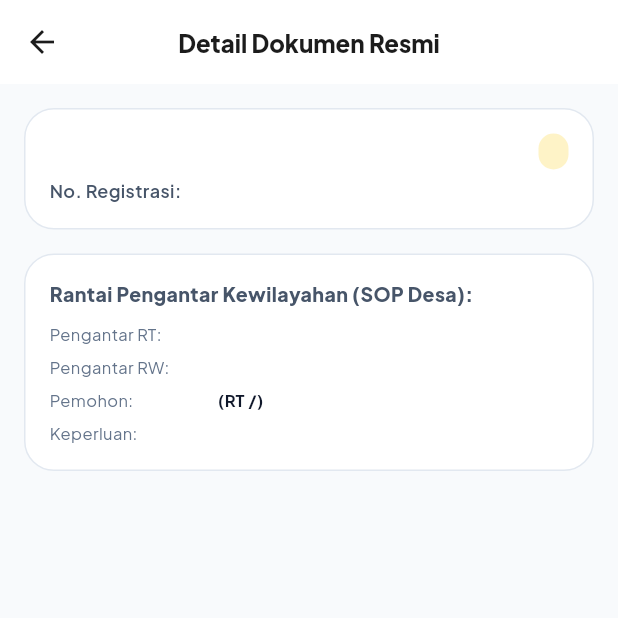
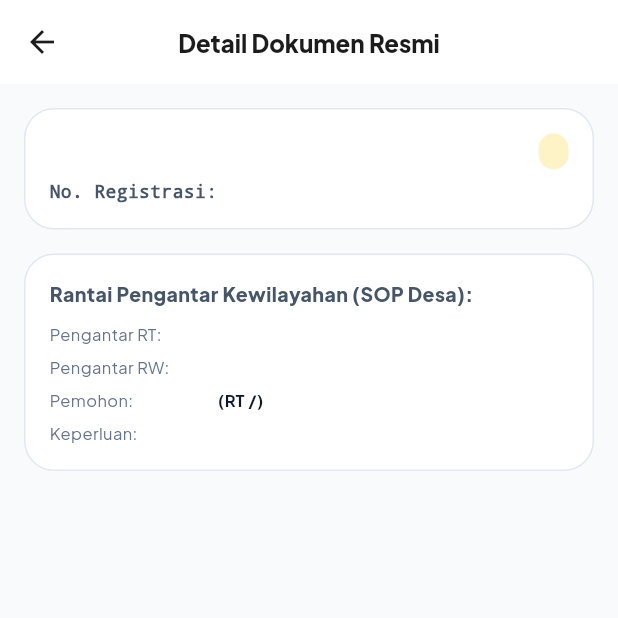
Before and after one commit to maoneart/GoDesa, a Flutter app: the SuratDetailScreen screen opened directly with empty values, on a phone screen of 412 x 824 dp, the top half of it. Run offline on Flutter 3.47's test engine with Material 3 defaults, Android fonts, the phone set to English and light mode, and no system bars; our stand-ins replace google_fonts, shared_preferences; accounts and stored records are empty; network calls fail.

Commit message:
fix: resolve GoogleFonts fontFamily parameter and icon sitemap member in flutter_godesa

```diff
--- a/flutter_godesa/lib/screens/home_screen.dart
+++ b/flutter_godesa/lib/screens/home_screen.dart
@@ -232,7 +232,7 @@ class _HomeScreenState extends State<HomeScreen> {
                       ),
                       Text(
                         user?.nik ?? '3216071405950001',
-                        style: GoogleFonts.plusJakartaSans(
+                        style: TextStyle(
                           color: Colors.white.withOpacity(0.85),
                           fontSize: 11,
                           fontFamily: 'monospace',
@@ -712,7 +712,7 @@ class _HomeScreenState extends State<HomeScreen> {
               const SizedBox(height: 16),
               _buildRoleOption('warga', 'Hermawan (Warga)', 'RT 003 / RW 001', Icons.person),
               _buildRoleOption('rt', 'Bpk. Sutisna (Ketua RT 003)', 'Pengantar RT 003 / RW 001', Icons.home_work),
-              _buildRoleOption('rw', 'Bpk. H. Warsito (Ketua RW 001)', 'Mengetahui Pengantar se-RW 001', Icons.sitemap),
+              _buildRoleOption('rw', 'Bpk. H. Warsito (Ketua RW 001)', 'Mengetahui Pengantar se-RW 001', Icons.account_tree_outlined),
               _buildRoleOption('sekdes', 'H. Muhammad Ridwan, S.AP', 'Sekretaris Desa (Sekdes)', Icons.admin_panel_settings),
               _buildRoleOption('staff', 'Rahmat Hidayat (Kasi Pelayanan)', 'Loket Verifikasi Desa', Icons.badge),
               _buildRoleOption('kades', 'H. Abdul Rohim, S.Sos', 'Kepala Desa Cibuntu (Approval & TTD)', Icons.how_to_reg),
--- a/flutter_godesa/lib/screens/profil/profil_screen.dart
+++ b/flutter_godesa/lib/screens/profil/profil_screen.dart
@@ -219,7 +219,7 @@ class _ProfilScreenState extends State<ProfilScreen> {
                       const SizedBox(height: 2),
                       Text(
                         ApiConfig.baseUrl,
-                        style: GoogleFonts.plusJakartaSans(fontSize: 11, fontWeight: FontWeight.w700, fontFamily: 'monospace'),
+                        style: const TextStyle(fontSize: 11, fontWeight: FontWeight.w700, fontFamily: 'monospace'),
                       ),
                     ],
                   ),
--- a/flutter_godesa/lib/screens/surat/surat_detail_screen.dart
+++ b/flutter_godesa/lib/screens/surat/surat_detail_screen.dart
@@ -163,11 +163,11 @@ class _SuratDetailScreenState extends State<SuratDetailScreen> {
                   const SizedBox(height: 6),
                   Text(
                     'No. Registrasi: ${_surat.nomorSurat}',
-                    style: GoogleFonts.plusJakartaSans(
+                    style: const TextStyle(
                       fontSize: 12,
                       fontFamily: 'monospace',
                       fontWeight: FontWeight.w600,
-                      color: const Color(0xFF475569),
+                      color: Color(0xFF475569),
                     ),
                   ),
                 ],
@@ -234,7 +234,7 @@ class _SuratDetailScreenState extends State<SuratDetailScreen> {
             if (role == 'rw' && _surat.status == 'diverifikasi_rt')
               _buildActionButton(
                 label: 'Sahkan Mengetahui RW',
-                icon: Icons.sitemap,
+                icon: Icons.account_tree_outlined,
                 color: const Color(0xFF4F46E5),
                 onTap: () => _handleAction('verifikasi_rw'),
               ),
--- a/flutter_godesa/lib/screens/surat/surat_list_screen.dart
+++ b/flutter_godesa/lib/screens/surat/surat_list_screen.dart
@@ -187,10 +187,10 @@ class _SuratListScreenState extends State<SuratListScreen> {
                             ),
                             Text(
                               item.nomorSurat,
-                              style: GoogleFonts.plusJakartaSans(
+                              style: const TextStyle(
                                 fontSize: 11,
                                 fontFamily: 'monospace',
-                                color: const Color(0xFF64748B),
+                                color: Color(0xFF64748B),
                               ),
                             ),
                           ],
--- a/flutter_godesa/lib/screens/warga/warga_directory_screen.dart
+++ b/flutter_godesa/lib/screens/warga/warga_directory_screen.dart
@@ -248,11 +248,11 @@ class _WargaDirectoryScreenState extends State<WargaDirectoryScreen> {
                 const SizedBox(height: 4),
                 Text(
                   'NIK: ${c.nik}',
-                  style: GoogleFonts.plusJakartaSans(fontSize: 11, fontFamily: 'monospace', color: const Color(0xFF64748B)),
+                  style: const TextStyle(fontSize: 11, fontFamily: 'monospace', color: Color(0xFF64748B)),
                 ),
                 Text(
                   'No. KK: ${c.noKk ?? '-'}',
-                  style: GoogleFonts.plusJakartaSans(fontSize: 10, fontFamily: 'monospace', color: const Color(0xFF94A3B8)),
+                  style: const TextStyle(fontSize: 10, fontFamily: 'monospace', color: Color(0xFF94A3B8)),
                 ),
                 const SizedBox(height: 6),
                 Wrap(
```
